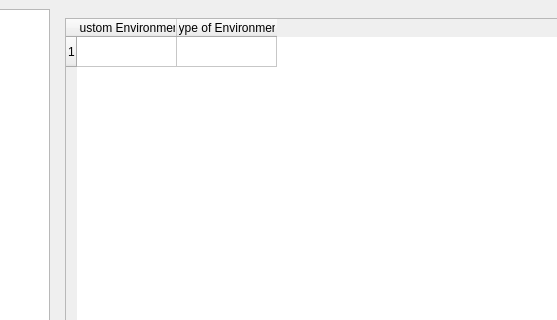
First picture: the form in configdialog.ui, repository svn2github/texstudio-trunk, before the edit; both pictures show x 129 to 686 and y 0 to 320 of the 1020 by 674 pixel window.
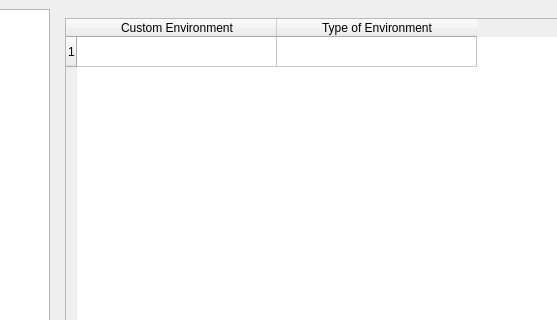
Second picture: the form after the edit. The open tabs and pages were chosen to show the change. Icons and pictures are not drawn.

Commit message: gui improved, fix pdf preview crash if dock windows are opened with no loaded document

```diff
--- a/configdialog.ui
+++ b/configdialog.ui
@@ -1425,6 +1425,12 @@
          <property name="columnCount">
           <number>2</number>
          </property>
+         <attribute name="horizontalHeaderDefaultSectionSize">
+          <number>200</number>
+         </attribute>
+         <attribute name="horizontalHeaderDefaultSectionSize">
+          <number>200</number>
+         </attribute>
          <row/>
          <column>
           <property name="text">
```
Left out of the diff: 14 changed lines with no effect on the pictures. The commit also changes 5 other files.
